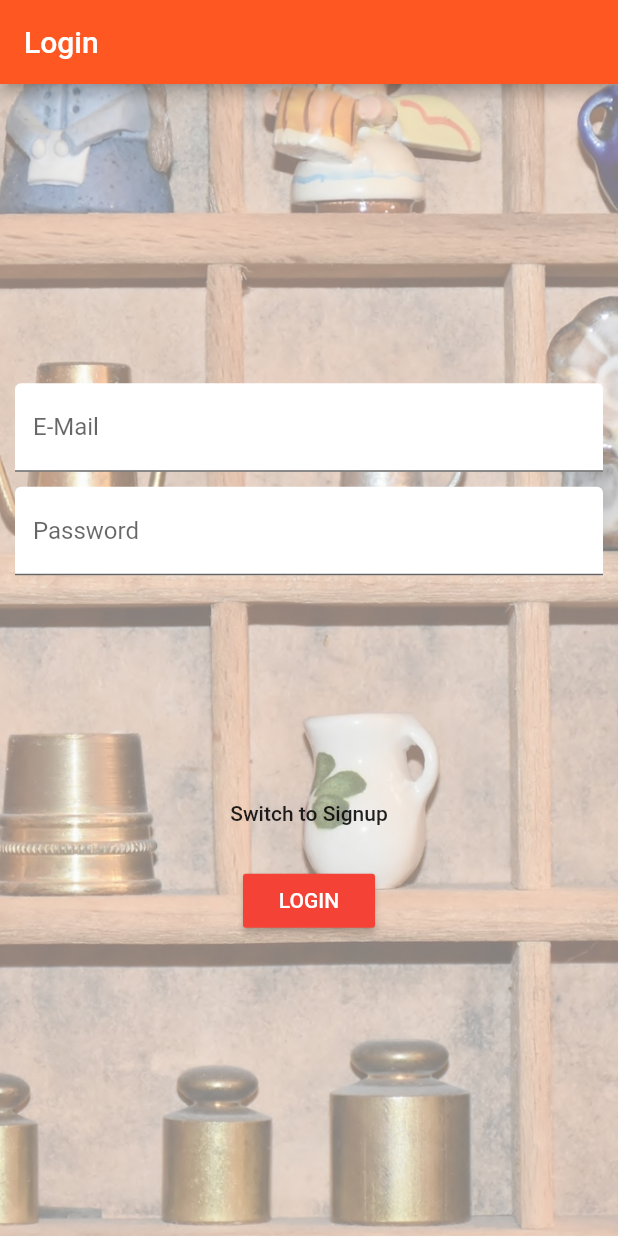
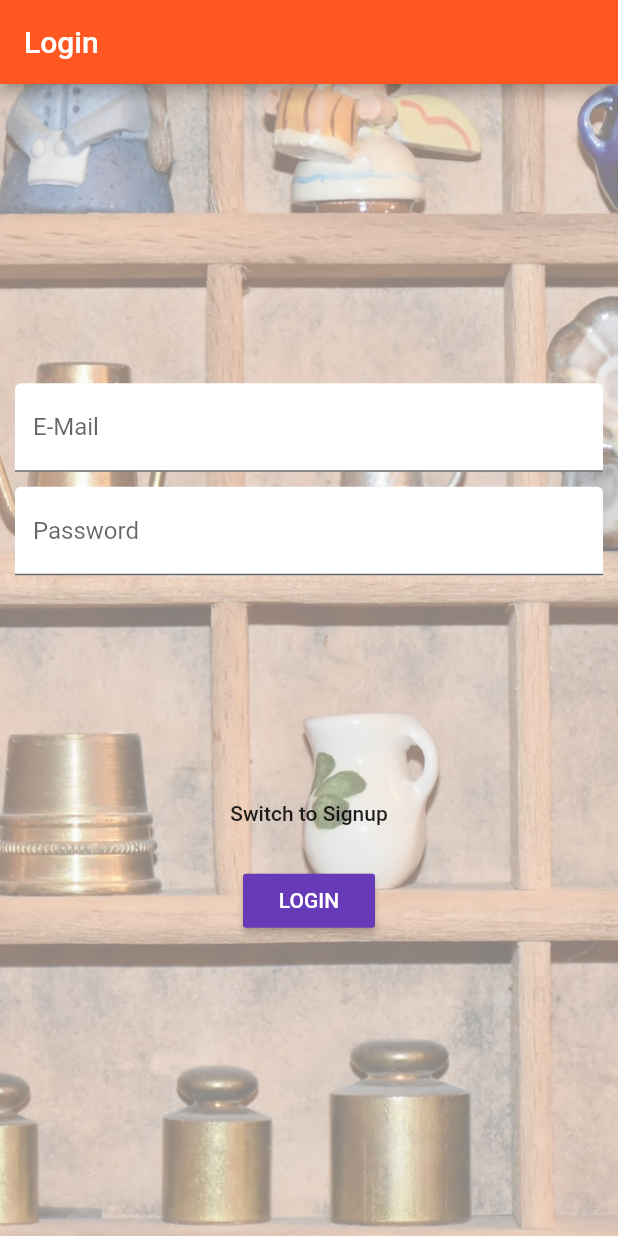
Before and after one commit to OperKH/learn_flutter, a Flutter app: the screen it shows after launch, on a phone screen of 412 x 824 dp. Run offline on Flutter 3.47's test engine with Material 2 defaults, Android fonts, the phone set to English and light mode, and no system bars; our stand-ins replace cached_network_image, dio, flutter_secure_storage, google_maps_flutter, image_picker, location and 2 more; accounts and stored records are empty.

Commit message:
Add platform specific styling.

```diff
--- a/products_app/lib/main.dart
+++ b/products_app/lib/main.dart
@@ -7,6 +7,7 @@ import './pages/products.dart';
 import './pages/products_admin.dart';
 import './scoped-models/main.dart';
 import './widgets/helpers/custom_route.dart';
+import './widgets/platform/platform_theme.dart';
 
 void main() => runApp(MyApp());
 
@@ -35,11 +36,7 @@ class _MyAppState extends State<MyApp> {
     return ScopedModel<MainModel>(
       model: mainModel,
       child: MaterialApp(
-        theme: ThemeData(
-          primarySwatch: Colors.deepOrange,
-          accentColor: Colors.deepPurple,
-          buttonColor: Colors.red,
-        ),
+        theme: getPlatformThemeData(context),
         // home: AuthenticatePage(),
         routes: {
           '/': (BuildContext context) =>
--- a/products_app/lib/pages/auth.dart
+++ b/products_app/lib/pages/auth.dart
@@ -4,6 +4,8 @@ import 'package:dio/dio.dart' show DioError;
 
 import '../scoped-models/main.dart';
 import '../models/auth.dart';
+import '../widgets/platform/platform_progress_indicator.dart';
+import '../widgets/platform/platform_elevation.dart';
 
 class AuthPage extends StatefulWidget {
   @override
@@ -171,7 +173,7 @@ class _AuthPageState extends State<AuthPage> with TickerProviderStateMixin {
     return ScopedModelDescendant<MainModel>(
       builder: (BuildContext context, Widget child, MainModel model) {
         return isAuthorizing
-            ? CircularProgressIndicator()
+            ? PlatformProgressIndicator()
             : RaisedButton(
                 textColor: Colors.white,
                 child:
@@ -251,6 +253,7 @@ class _AuthPageState extends State<AuthPage> with TickerProviderStateMixin {
 
     return Scaffold(
       appBar: AppBar(
+        elevation: getPlatformThemeData(context),
         title: Text('Login'),
       ),
       body: Container(
--- a/products_app/lib/pages/product.dart
+++ b/products_app/lib/pages/product.dart
@@ -8,6 +8,8 @@ import 'package:google_maps_flutter/google_maps_flutter.dart';
 import '../widgets/products/title_price_row.dart';
 import '../widgets/products/address_tag.dart';
 import '../widgets/products/product_fab.dart';
+import '../widgets/platform/platform_progress_indicator.dart';
+import '../widgets/platform/platform_elevation.dart';
 import '../models/product.dart';
 import '../scoped-models/main.dart';
 
@@ -57,6 +59,7 @@ class ProductPage extends StatelessWidget {
             body: CustomScrollView(
               slivers: <Widget>[
                 SliverAppBar(
+                  elevation: getPlatformThemeData(context),
                   expandedHeight: 256.0,
                   pinned: true,
                   flexibleSpace: FlexibleSpaceBar(
@@ -71,7 +74,7 @@ class ProductPage extends StatelessWidget {
                         placeholder: Container(
                           height: 300.0,
                           child: Center(
-                            child: CircularProgressIndicator(),
+                            child: PlatformProgressIndicator(),
                           ),
                         ),
                         errorWidget: Icon(Icons.error),
--- a/products_app/lib/pages/product_list.dart
+++ b/products_app/lib/pages/product_list.dart
@@ -4,6 +4,7 @@ import 'package:scoped_model/scoped_model.dart';
 
 import './product_edit.dart';
 import '../scoped-models/main.dart';
+import '../widgets/platform/platform_progress_indicator.dart';
 
 class ProductListPage extends StatefulWidget {
   @override
@@ -45,7 +46,7 @@ class _ProductListPageState extends State<ProductListPage> {
         final products = model.products;
         if (products == null) {
           return Center(
-            child: CircularProgressIndicator(),
+            child: PlatformProgressIndicator(),
           );
         }
         if (products.length == 0) {
--- a/products_app/lib/pages/products.dart
+++ b/products_app/lib/pages/products.dart
@@ -3,6 +3,7 @@ import 'package:scoped_model/scoped_model.dart';
 
 import '../widgets/products/products.dart';
 import '../widgets/ui_elements/logout_list_tile.dart';
+import '../widgets/platform/platform_elevation.dart';
 import '../scoped-models/main.dart';
 
 class ProductsPage extends StatefulWidget {
@@ -25,6 +26,7 @@ class _ProductsPageState extends State<ProductsPage> {
       child: Column(
         children: <Widget>[
           AppBar(
+            elevation: getPlatformThemeData(context),
             automaticallyImplyLeading: false,
             title: Text('Choose'),
           ),
@@ -45,6 +47,7 @@ class _ProductsPageState extends State<ProductsPage> {
     return Scaffold(
       drawer: _buildDrawer(context),
       appBar: AppBar(
+        elevation: getPlatformThemeData(context),
         title: Text('EasyList'),
         actions: <Widget>[
           ScopedModelDescendant<MainModel>(
--- a/products_app/lib/pages/products_admin.dart
+++ b/products_app/lib/pages/products_admin.dart
@@ -4,6 +4,7 @@ import './product_edit.dart';
 import './product_list.dart';
 
 import '../widgets/ui_elements/logout_list_tile.dart';
+import '../widgets/platform/platform_elevation.dart';
 
 class ProductsAdminPage extends StatelessWidget {
   Widget _buildDrawer(BuildContext context) {
@@ -11,6 +12,7 @@ class ProductsAdminPage extends StatelessWidget {
       child: Column(
         children: <Widget>[
           AppBar(
+            elevation: getPlatformThemeData(context),
             automaticallyImplyLeading: false,
             title: Text('Choose'),
           ),
@@ -50,6 +52,7 @@ class ProductsAdminPage extends StatelessWidget {
       child: Scaffold(
         drawer: _buildDrawer(context),
         appBar: AppBar(
+          elevation: getPlatformThemeData(context),
           title: Text('Manage Products'),
           bottom: TabBar(
             tabs: <Widget>[
--- /dev/null
+++ b/products_app/lib/widgets/platform/platform_elevation.dart
@@ -0,0 +1,8 @@
+import 'package:flutter/material.dart';
+
+const double _iOS = 0.0;
+const double _android = 4.0;
+
+double getPlatformThemeData(BuildContext context) {
+  return Theme.of(context).platform == TargetPlatform.iOS ? _iOS : _android;
+}
--- a/products_app/lib/widgets/products/product_card.dart
+++ b/products_app/lib/widgets/products/product_card.dart
@@ -6,6 +6,7 @@ import './title_price_row.dart';
 import './address_tag.dart';
 import '../../models/product.dart';
 import '../../scoped-models/main.dart';
+import '../../widgets/platform/platform_progress_indicator.dart';
 
 class ProductCard extends StatelessWidget {
   final Product product;
@@ -57,7 +58,7 @@ class ProductCard extends StatelessWidget {
               placeholder: Container(
                 height: 300.0,
                 child: Center(
-                  child: CircularProgressIndicator(),
+                  child: PlatformProgressIndicator(),
                 ),
               ),
               errorWidget: Icon(Icons.error),
--- a/products_app/lib/widgets/products/products.dart
+++ b/products_app/lib/widgets/products/products.dart
@@ -3,6 +3,7 @@ import 'package:scoped_model/scoped_model.dart';
 
 import './product_card.dart';
 import '../../scoped-models/main.dart';
+import '../../widgets/platform/platform_progress_indicator.dart';
 
 class Products extends StatelessWidget {
   Widget _buildProductList() {
@@ -11,7 +12,7 @@ class Products extends StatelessWidget {
         Widget content;
         if (model.products == null) {
           content = Center(
-            child: CircularProgressIndicator(),
+            child: PlatformProgressIndicator(),
           );
         } else if (model.products.length == 0) {
           content = Container(
```
Also changed, not shown: products_app/lib/pages/product_edit.dart (+4 -3 lines), products_app/lib/widgets/platform/platform_progress_indicator.dart (added, +14 -0 lines), products_app/lib/widgets/platform/platform_theme.dart (added, +18 -0 lines).
